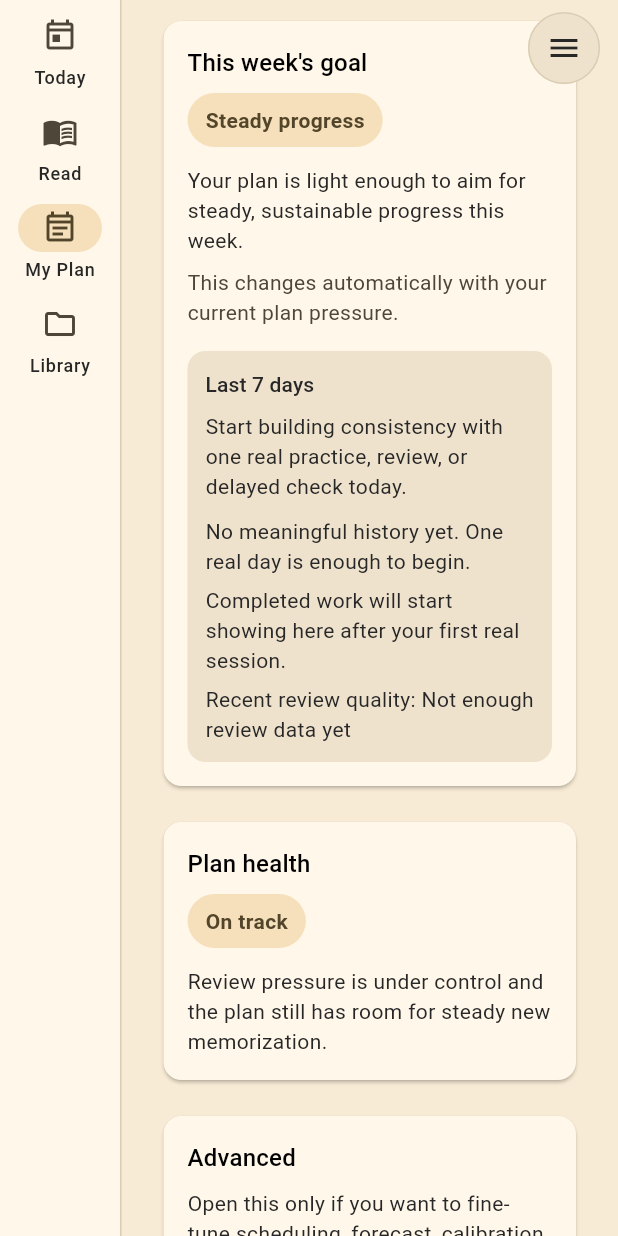
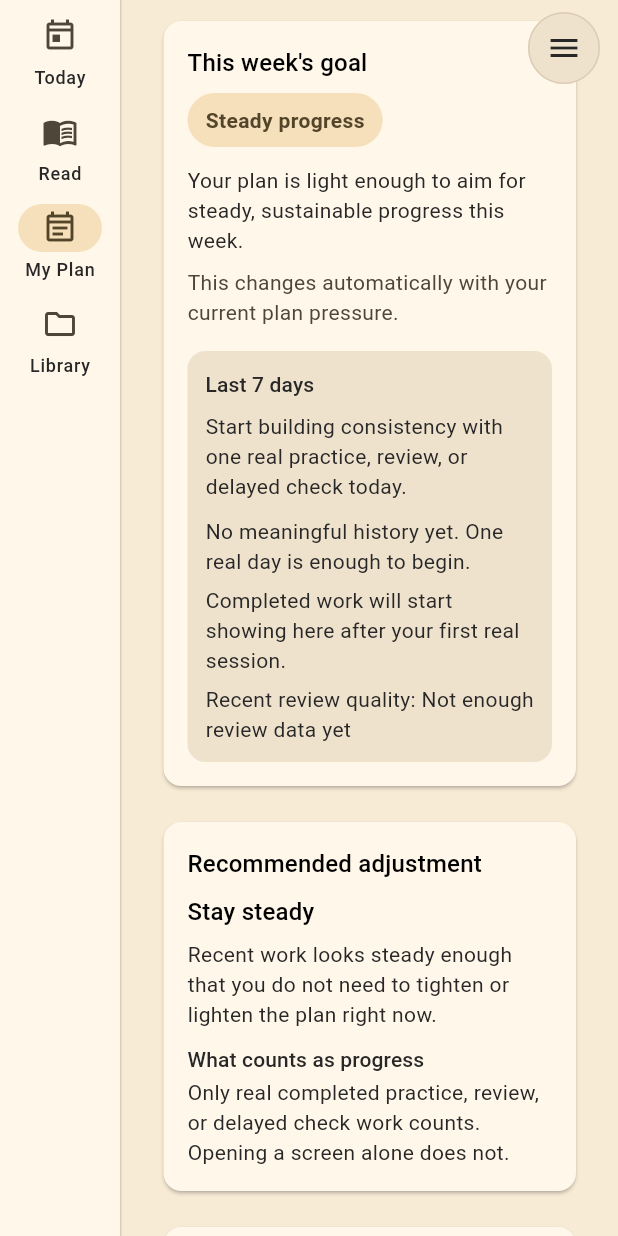
Before and after one commit to Adel199223/hifz_planner, a Flutter app: the PlanScreen screen opened by its route, scrolled down 1728 dp, on a phone screen of 412 x 824 dp. Run offline on Flutter 3.47's test engine with Material 3 defaults, Android fonts, the phone set to English and light mode, and no system bars; our stand-ins replace drift, drift_flutter, flutter_riverpod, flutter_svg, go_router, just_audio and 1 more; missing offline and left inert: just_audio_media_kit; accounts and stored records are empty; generated files the repository leaves out were written again.

Commit message:
feat(goals): add coaching adjustment guidance

```diff
--- a/lib/l10n/app_strings.dart
+++ b/lib/l10n/app_strings.dart
@@ -697,6 +697,48 @@ class AppStrings {
   String get planGoalSummaryRecovery => _t(
     'plan_goal_summary_recovery',
     'Your safest weekly goal is to stabilize and reduce pressure before pushing harder.',
+  );
+  String get goalCoachingTitle =>
+      _t('goal_coaching_title', 'Recommended adjustment');
+  String get goalCoachingProgressRuleLabel =>
+      _t('goal_coaching_progress_rule_label', 'What counts as progress');
+  String get goalCoachingProgressRuleValue => _t(
+    'goal_coaching_progress_rule_value',
+    'Only real completed practice, review, or delayed check work counts. Opening a screen alone does not.',
+  );
+  String get goalCoachingStaySteadyTitle =>
+      _t('goal_coaching_stay_steady_title', 'Stay steady');
+  String get goalCoachingStaySteadyDetail => _t(
+    'goal_coaching_stay_steady_detail',
+    'Recent work looks steady enough that you do not need to tighten or lighten the plan right now.',
+  );
+  String get goalCoachingUseMinimumDayTitle =>
+      _t('goal_coaching_use_minimum_day_title', 'Use the minimum day for now');
+  String get goalCoachingUseMinimumDayDetail => _t(
+    'goal_coaching_use_minimum_day_detail',
+    'If time or energy is tight, finishing one safe essential task is enough to keep the plan alive today.',
+  );
+  String get goalCoachingProtectRetentionTitle => _t(
+    'goal_coaching_protect_retention_title',
+    'Protect retention for a few days',
+  );
+  String get goalCoachingProtectRetentionDetail => _t(
+    'goal_coaching_protect_retention_detail',
+    'Let reviews and delayed checks take the safer share of your time until the backlog and quality feel steadier again.',
+  );
+  String get goalCoachingLightenSetupTodayTitle => _t(
+    'goal_coaching_lighten_setup_today_title',
+    'Reopen My Plan and lighten the setup',
+  );
+  String get goalCoachingLightenSetupTodayDetail => _t(
+    'goal_coaching_lighten_setup_today_detail',
+    'Recent strain suggests the current setup is too heavy. Open My Plan and lower the load before the backlog grows.',
+  );
+  String get goalCoachingLightenSetupPlanTitle =>
+      _t('goal_coaching_lighten_setup_plan_title', 'Lighten the setup here');
+  String get goalCoachingLightenSetupPlanDetail => _t(
+    'goal_coaching_lighten_setup_plan_detail',
+    'Recent strain suggests the current setup is too heavy. Lower the guided load here before pushing harder again.',
   );
   String get weeklyProgressTitle => _t('weekly_progress_title', 'Last 7 days');
   String get weeklyProgressConsistencyLabel =>
--- a/lib/screens/plan_screen.dart
+++ b/lib/screens/plan_screen.dart
@@ -1262,6 +1262,54 @@ class _PlanScreenState extends ConsumerState<PlanScreen> {
     );
   }
 
+  Widget _buildPlanCoachingCard(AppStrings strings) {
+    final snapshot =
+        _goalSnapshot ??
+        ref
+            .read(goalProgressSnapshotServiceProvider)
+            .fromWeeklyPlan(_weeklyPlan);
+    final advice = ref
+        .read(goalProgressSnapshotServiceProvider)
+        .coachingFromWeeklyPlan(_weeklyPlan, snapshot: snapshot);
+
+    return Card(
+      key: const ValueKey('plan_goal_coaching_card'),
+      child: Padding(
+        padding: const EdgeInsets.all(16),
+        child: Column(
+          crossAxisAlignment: CrossAxisAlignment.start,
+          children: [
+            Text(
+              strings.goalCoachingTitle,
+              style: Theme.of(context).textTheme.titleMedium,
+            ),
+            const SizedBox(height: 8),
+            Text(
+              _localizedPlanGoalCoachingHeadline(strings, advice),
+              key: const ValueKey('plan_goal_coaching_headline'),
+              style: Theme.of(context).textTheme.titleMedium,
+            ),
+            const SizedBox(height: 6),
+            Text(
+              _localizedPlanGoalCoachingDetail(strings, advice),
+              key: const ValueKey('plan_goal_coaching_detail'),
+            ),
+            const SizedBox(height: 10),
+            Text(
+              strings.goalCoachingProgressRuleLabel,
+              style: Theme.of(context).textTheme.labelLarge,
+            ),
+            const SizedBox(height: 2),
+            Text(
+              strings.goalCoachingProgressRuleValue,
+              key: const ValueKey('plan_goal_coaching_progress_rule'),
+            ),
+          ],
+        ),
+      ),
+    );
+  }
+
   Widget _buildHealthBadge(AppStrings strings, PlannerHealthState health) {
     final scheme = Theme.of(context).colorScheme;
     final (background, foreground) = switch (health) {
@@ -1386,6 +1434,38 @@ class _PlanScreenState extends ConsumerState<PlanScreen> {
       GoalFocus.steadyProgress => strings.planGoalSummarySteady,
       GoalFocus.protectRetention => strings.planGoalSummaryProtect,
       GoalFocus.recoveryAndStabilize => strings.planGoalSummaryRecovery,
+    };
+  }
+
+  String _localizedPlanGoalCoachingHeadline(
+    AppStrings strings,
+    GoalCoachingAdvice advice,
+  ) {
+    return switch (advice.recommendation) {
+      GoalCoachingRecommendation.staySteady =>
+        strings.goalCoachingStaySteadyTitle,
+      GoalCoachingRecommendation.useMinimumDay =>
+        strings.goalCoachingUseMinimumDayTitle,
+      GoalCoachingRecommendation.protectRetention =>
+        strings.goalCoachingProtectRetentionTitle,
+      GoalCoachingRecommendation.lightenSetup =>
+        strings.goalCoachingLightenSetupPlanTitle,
+    };
+  }
+
+  String _localizedPlanGoalCoachingDetail(
+    AppStrings strings,
+    GoalCoachingAdvice advice,
+  ) {
+    return switch (advice.recommendation) {
+      GoalCoachingRecommendation.staySteady =>
+        strings.goalCoachingStaySteadyDetail,
+      GoalCoachingRecommendation.useMinimumDay =>
+        strings.goalCoachingUseMinimumDayDetail,
+      GoalCoachingRecommendation.protectRetention =>
+        strings.goalCoachingProtectRetentionDetail,
+      GoalCoachingRecommendation.lightenSetup =>
+        strings.goalCoachingLightenSetupPlanDetail,
     };
   }
 
@@ -2326,6 +2406,8 @@ class _PlanScreenState extends ConsumerState<PlanScreen> {
             const SizedBox(height: 16),
             _buildPlanGoalSummaryCard(strings),
             const SizedBox(height: 16),
+            _buildPlanCoachingCard(strings),
+            const SizedBox(height: 16),
             _buildPlanHealthCard(strings),
             const SizedBox(height: 16),
             _buildAdvancedGate(strings, weekdayMinutes, dailyDefault),
```
Also changed, not shown: docs/assistant/ISSUE_MEMORY.json (+5 -3 lines), lib/data/services/goal_progress_snapshot_service.dart (+100 -7 lines), lib/screens/today_screen.dart (+79 -0 lines), 10 other files.
